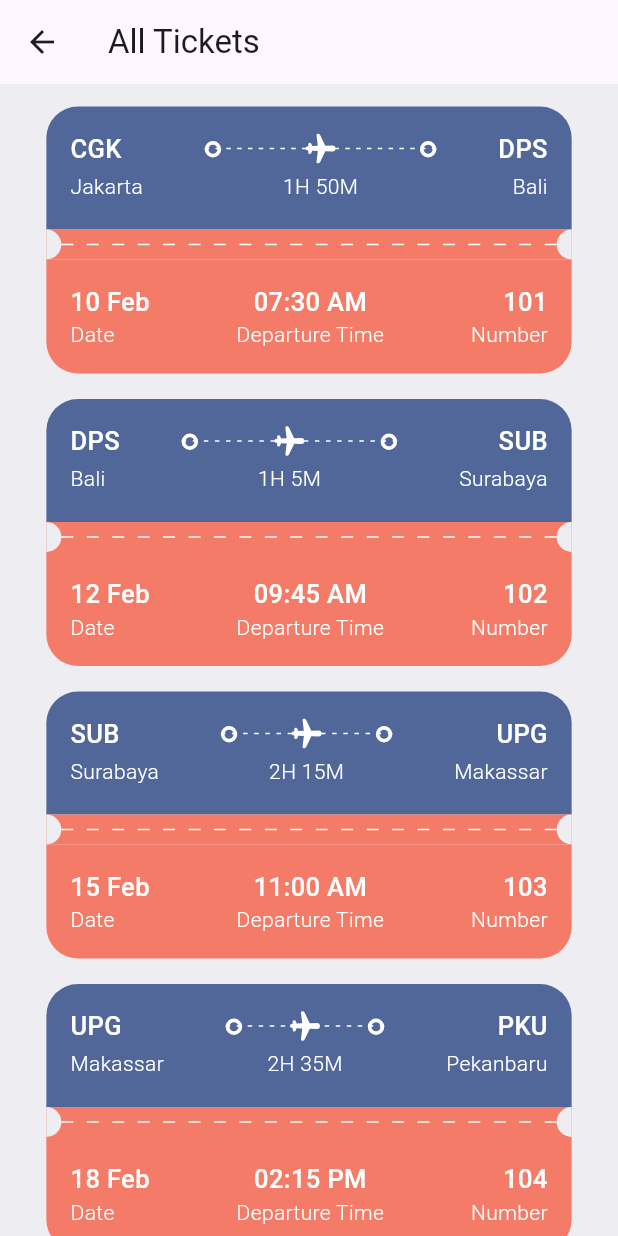
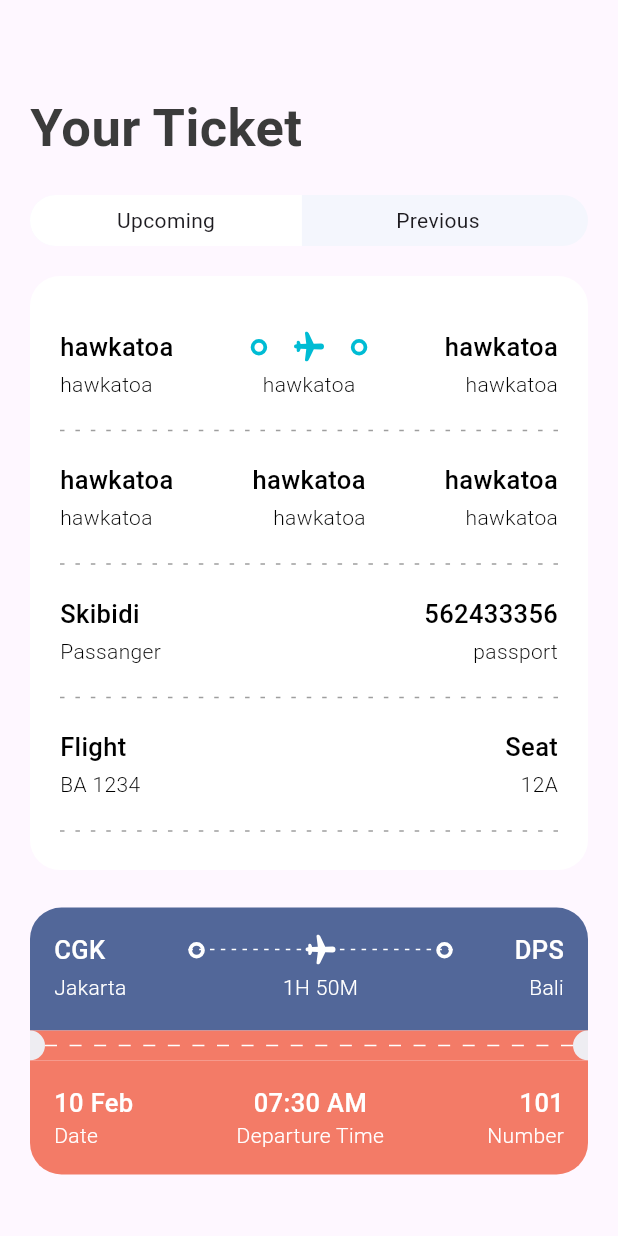
Before and after one commit to DerylFeyza/ticket_app, a Flutter app: the TicketScreen screen opened directly, on a phone screen of 412 x 824 dp. Run offline on Flutter 3.47's test engine with Material 3 defaults, Android fonts, the phone set to English and light mode, and no system bars; our stand-ins replace fluentui_icons.

Commit message:
feat: ticket screen

```diff
--- a/lib/main.dart
+++ b/lib/main.dart
@@ -15,7 +15,7 @@ class MyApp extends StatelessWidget {
     return MaterialApp(
       routes: {
         '/': (context) => BottomNavBar(),
-        'all_tickets': (context) => TicketScreen()
+        'all_tickets': (context) => TicketsScreen()
       },
     );
   }
--- a/lib/pages/search/search_screen.dart
+++ b/lib/pages/search/search_screen.dart
@@ -1,6 +1,6 @@
 import 'package:flutter/material.dart';
 import 'package:ticket_app/pages/search/widgets/find_button.dart';
-import 'package:ticket_app/pages/search/widgets/search_tabs.dart';
+import 'package:ticket_app/widgets/tabs_widget.dart';
 import 'package:ticket_app/pages/search/widgets/text_bubble.dart';
 import 'package:ticket_app/res/media.dart';
 import 'package:ticket_app/res/styles/app_styles.dart';
@@ -27,7 +27,10 @@ class SearchScreen extends StatelessWidget {
           SizedBox(
             height: 20,
           ),
-          SearchTabs(),
+          TabsWidget(
+            leftText: "Airplane Tickets",
+            rightText: "Hotels",
+          ),
           SizedBox(
             height: 25,
           ),
--- a/lib/pages/search/widgets/search_tabs.dart
+++ /dev/null
@@ -1,39 +0,0 @@
-import 'package:flutter/material.dart';
-import '../../../res/styles/app_styles.dart';
-
-class SearchTabs extends StatelessWidget {
-  const SearchTabs({super.key});
-
-  @override
-  Widget build(BuildContext context) {
-    final screen = MediaQuery.of(context).size;
-    return Container(
-      decoration: BoxDecoration(
-        borderRadius: BorderRadius.circular(50),
-        color: AppStyles.brandWhite,
-      ),
-      child: Row(
-        children: [
-          Container(
-            padding: EdgeInsets.symmetric(vertical: 7),
-            width: screen.width * 0.44,
-            decoration: BoxDecoration(
-                color: Colors.white,
-                borderRadius:
-                    BorderRadius.horizontal(left: Radius.circular(50))),
-            child: Center(child: Text('Airline Tickets')),
-          ),
-          Container(
-            padding: EdgeInsets.symmetric(vertical: 7),
-            width: screen.width * 0.44,
-            decoration: BoxDecoration(
-                color: Colors.transparent,
-                borderRadius:
-                    BorderRadius.horizontal(right: Radius.circular(50))),
-            child: Center(child: Text('Hotels')),
-          ),
-        ],
-      ),
-    );
-  }
-}
--- /dev/null
+++ b/lib/pages/ticket/ticket_screen.dart
@@ -0,0 +1,289 @@
+import 'package:fluentui_icons/fluentui_icons.dart';
+import 'package:flutter/material.dart';
+import 'package:ticket_app/res/data/json_data.dart';
+import 'package:ticket_app/res/styles/app_styles.dart';
+import 'package:ticket_app/widgets/app_layoutbuilder.dart';
+import 'package:ticket_app/widgets/icons/dot_icon.dart';
+import 'package:ticket_app/widgets/tabs_widget.dart';
+import 'package:ticket_app/widgets/text_style_ticket.dart';
+import 'package:ticket_app/widgets/ticket_card.dart';
+
+class TicketScreen extends StatelessWidget {
+  const TicketScreen({super.key});
+
+  @override
+  Widget build(BuildContext context) {
+    final screen = MediaQuery.of(context).size;
+    return Scaffold(
+      body: ListView(
+        padding: EdgeInsets.all(20),
+        children: [
+          SizedBox(
+            height: 40,
+          ),
+          Text(
+            "Your Ticket",
+            style: AppStyles.headlineStyle1.copyWith(fontSize: 35),
+          ),
+          SizedBox(
+            height: 20,
+          ),
+          TabsWidget(leftText: "Upcoming", rightText: "Previous"),
+          SizedBox(
+            height: 20,
+          ),
+          Container(
+            decoration: BoxDecoration(
+                color: Colors.white, borderRadius: BorderRadius.circular(20)),
+            padding: EdgeInsets.all(20),
+            child: Column(
+              children: [
+                row1(screen),
+                SizedBox(
+                  height: 12,
+                  child: AppLayoutBuilder(
+                    color: Colors.grey,
+                    divider: 10,
+                  ),
+                ),
+                row2(screen),
+                SizedBox(
+                  height: 12,
+                  child: AppLayoutBuilder(
+                    color: Colors.grey,
+                    divider: 10,
+                  ),
+                ),
+                rowContainer(
+                    leftHeader: "Skibidi",
+                    leftValue: "Passanger",
+                    rightHeader: "562433356",
+                    rightValue: "passport"),
+                SizedBox(
+                  height: 12,
+                  child: AppLayoutBuilder(
+                    color: Colors.grey,
+                    divider: 10,
+                  ),
+                ),
+                rowContainer(
+                    leftHeader: "Flight",
+                    leftValue: "BA 1234",
+                    rightHeader: "Seat",
+                    rightValue: "12A"),
+                SizedBox(
+                  height: 12,
+                  child: AppLayoutBuilder(
+                    color: Colors.grey,
+                    divider: 10,
+                  ),
+                ),
+              ],
+            ),
+          ),
+          SizedBox(
+            height: 25,
+          ),
+          TicketCard(ticket: ticketList[0]),
+        ],
+      ),
+    );
+  }
+
+  Container rowContainer(
+      {required String leftHeader,
+      required String leftValue,
+      required String rightHeader,
+      required String rightValue}) {
+    return Container(
+      padding: EdgeInsets.symmetric(vertical: 15),
+      child: Row(
+        mainAxisAlignment: MainAxisAlignment.spaceBetween,
+        children: [
+          Column(
+            crossAxisAlignment: CrossAxisAlignment.start,
+            children: [
+              TextStyleTicket(
+                text: leftHeader,
+                textStyle: AppStyles.headlineStyle3,
+                color: Colors.black,
+              ),
+              SizedBox(
+                height: 3,
+              ),
+              TextStyleTicket(
+                text: leftValue,
+                color: Colors.black,
+              ),
+            ],
+          ),
+          Column(
+            crossAxisAlignment: CrossAxisAlignment.end,
+            children: [
+              TextStyleTicket(
+                text: rightHeader,
+                textStyle: AppStyles.headlineStyle3,
+                color: Colors.black,
+              ),
+              SizedBox(
+                height: 3,
+              ),
+              TextStyleTicket(
+                text: rightValue,
+                color: Colors.black,
+              ),
+            ],
+          ),
+        ],
+      ),
+    );
+  }
+
+  Container row1(Size screen) {
+    return Container(
+      padding: EdgeInsets.symmetric(vertical: 15),
+      child: Row(
+        children: [
+          Column(
+            crossAxisAlignment: CrossAxisAlignment.start,
+            children: [
+              TextStyleTicket(
+                text: "hawkatoa",
+                textStyle: AppStyles.headlineStyle3,
+                color: Colors.black,
+              ),
+              SizedBox(
+                height: 3,
+              ),
+              TextStyleTicket(
+                text: "hawkatoa",
+                color: Colors.black,
+              ),
+            ],
+          ),
+          SizedBox(
+            width: screen.width * 0.125,
+          ),
+          Expanded(
+            child: Column(
+              children: [
+                Stack(
+                  children: [
+                    Container(
+                      padding: EdgeInsets.only(top: 7),
+                      child: Row(
+                          mainAxisAlignment: MainAxisAlignment.spaceBetween,
+                          children: [
+                            DotIcon(
+                              color: Colors.cyan,
+                            ),
+                            DotIcon(
+                              color: Colors.cyan,
+                            ),
+                          ]),
+                    ),
+                    Center(
+                      child: Icon(
+                        FluentSystemIcons.ic_fluent_airplane_filled,
+                        color: Colors.cyan,
+                      ),
+                    ),
+                  ],
+                ),
+                SizedBox(
+                  height: 3,
+                ),
+                TextStyleTicket(
+                  text: "hawkatoa",
+                  color: Colors.black,
+                ),
+              ],
+            ),
+          ),
+          SizedBox(
+            width: screen.width * 0.125,
+          ),
+          Column(
+            crossAxisAlignment: CrossAxisAlignment.end,
+            children: [
+              TextStyleTicket(
+                text: "hawkatoa",
+                textStyle: AppStyles.headlineStyle3,
+                color: Colors.black,
+              ),
+              SizedBox(
+                height: 3,
+              ),
+              TextStyleTicket(
+                text: "hawkatoa",
+                color: Colors.black,
+              ),
+            ],
+          ),
+        ],
+      ),
+    );
+  }
+
+  Container row2(Size screen) {
+    return Container(
+      padding: EdgeInsets.symmetric(vertical: 15),
+      child: Row(
+        mainAxisAlignment: MainAxisAlignment.spaceBetween,
+        children: [
+          Column(
+            crossAxisAlignment: CrossAxisAlignment.start,
+            children: [
+              TextStyleTicket(
+                text: "hawkatoa",
+                textStyle: AppStyles.headlineStyle3,
+                color: Colors.black,
+              ),
+              SizedBox(
+                height: 3,
+              ),
+              TextStyleTicket(
+                text: "hawkatoa",
+                color: Colors.black,
+              ),
+            ],
+          ),
+          Column(
+            crossAxisAlignment: CrossAxisAlignment.end,
+            children: [
+              TextStyleTicket(
+                text: "hawkatoa",
+                textStyle: AppStyles.headlineStyle3,
+                color: Colors.black,
+              ),
+              SizedBox(
+                height: 3,
+              ),
+              TextStyleTicket(
+                text: "hawkatoa",
+                color: Colors.black,
+              ),
+            ],
+          ),
+          Column(
+            crossAxisAlignment: CrossAxisAlignment.end,
+            children: [
+              TextStyleTicket(
+                text: "hawkatoa",
+                textStyle: AppStyles.headlineStyle3,
+                color: Colors.black,
+              ),
+              SizedBox(
+                height: 3,
+              ),
+              TextStyleTicket(
+                text: "hawkatoa",
+                color: Colors.black,
+              ),
+            ],
+          ),
+        ],
+      ),
+    );
+  }
+}
--- a/lib/pages/tickets_screen.dart
+++ b/lib/pages/tickets_screen.dart
@@ -3,8 +3,8 @@ import 'package:ticket_app/res/data/json_data.dart';
 import 'package:ticket_app/res/styles/app_styles.dart';
 import 'package:ticket_app/widgets/ticket_card.dart';
 
-class TicketScreen extends StatelessWidget {
-  const TicketScreen({super.key});
+class TicketsScreen extends StatelessWidget {
+  const TicketsScreen({super.key});
 
   @override
   Widget build(BuildContext context) {
--- a/lib/widgets/app_layoutbuilder.dart
+++ b/lib/widgets/app_layoutbuilder.dart
@@ -1,8 +1,13 @@
 import 'package:flutter/material.dart';
 
 class AppLayoutBuilder extends StatelessWidget {
-  const AppLayoutBuilder({super.key, required this.divider, this.width = 3});
+  const AppLayoutBuilder(
+      {super.key,
+      required this.divider,
+      this.width = 3,
+      this.color = Colors.white});
   final int divider;
+  final Color color;
   final double width;
   @override
   Widget build(BuildContext context) {
@@ -18,7 +23,7 @@ class AppLayoutBuilder extends StatelessWidget {
                     width: width,
                     child: DecoratedBox(
                         decoration: BoxDecoration(
-                      color: Colors.white,
+                      color: color,
                     )),
                   )));
     });
--- a/lib/widgets/icons/dot_icon.dart
+++ b/lib/widgets/icons/dot_icon.dart
@@ -1,14 +1,15 @@
 import 'package:flutter/material.dart';
 
 class DotIcon extends StatelessWidget {
-  const DotIcon({super.key});
+  final Color color;
+  const DotIcon({super.key, required this.color});
 
   @override
   Widget build(BuildContext context) {
     return Container(
       padding: EdgeInsets.all(3),
       decoration: BoxDecoration(
-          border: Border.all(color: Colors.white, width: 2.5),
+          border: Border.all(color: color, width: 2.5),
           borderRadius: BorderRadius.circular(20)),
     );
   }
--- a/lib/widgets/nav_widget.dart
+++ b/lib/widgets/nav_widget.dart
@@ -2,6 +2,7 @@ import 'package:fluentui_icons/fluentui_icons.dart';
 import 'package:flutter/material.dart';
 import 'package:ticket_app/pages/home_screen.dart';
 import 'package:ticket_app/pages/search/search_screen.dart';
+import 'package:ticket_app/pages/ticket/ticket_screen.dart';
 
 class BottomNavBar extends StatefulWidget {
   const BottomNavBar({super.key});
@@ -21,7 +22,7 @@ class _BottomNavBarState extends State<BottomNavBar> {
   final appScreens = [
     const HomeScreen(),
     const SearchScreen(),
-    const Text('Tickets'),
+    const TicketScreen(),
     const Text('Profile'),
   ];
 
--- /dev/null
+++ b/lib/widgets/tabs_widget.dart
@@ -0,0 +1,79 @@
+import 'package:flutter/material.dart';
+import '../res/styles/app_styles.dart';
+
+class TabsWidget extends StatefulWidget {
+  final String leftText;
+  final String rightText;
+  final bool initialIsLeftSelected;
+
+  const TabsWidget({
+    super.key,
+    required this.leftText,
+    required this.rightText,
+    this.initialIsLeftSelected = true,
+  });
+
+  @override
+  State<TabsWidget> createState() => _TabsWidgetState();
+}
+
+class _TabsWidgetState extends State<TabsWidget> {
+  late bool isLeftSelected;
+
+  @override
+  void initState() {
+    super.initState();
+    isLeftSelected = widget.initialIsLeftSelected;
+  }
+
+  @override
+  Widget build(BuildContext context) {
+    final screen = MediaQuery.of(context).size;
+    return Container(
+      decoration: BoxDecoration(
+        borderRadius: BorderRadius.circular(50),
+        color: AppStyles.brandWhite,
+      ),
+      child: Row(
+        children: [
+          GestureDetector(
+            onTap: () {
+              setState(() {
+                isLeftSelected = true;
+              });
+            },
+            child: Container(
+              padding: const EdgeInsets.symmetric(vertical: 7),
+              width: screen.width * 0.44,
+              decoration: BoxDecoration(
+                color: isLeftSelected ? Colors.white : Colors.transparent,
+                borderRadius: const BorderRadius.horizontal(
+                  left: Radius.circular(50),
+                ),
+              ),
+              child: Center(child: Text(widget.leftText)),
+            ),
+          ),
+          GestureDetector(
+            onTap: () {
+              setState(() {
+                isLeftSelected = false;
+              });
+            },
+            child: Container(
+              padding: const EdgeInsets.symmetric(vertical: 7),
+              width: screen.width * 0.44,
+              decoration: BoxDecoration(
+                color: isLeftSelected ? Colors.transparent : Colors.white,
+                borderRadius: const BorderRadius.horizontal(
+                  right: Radius.circular(50),
+                ),
+              ),
+              child: Center(child: Text(widget.rightText)),
+            ),
+          ),
+        ],
+      ),
+    );
+  }
+}
--- a/lib/widgets/text_style_ticket.dart
+++ b/lib/widgets/text_style_ticket.dart
@@ -5,12 +5,14 @@ class TextStyleTicket extends StatelessWidget {
   final String text;
   final TextAlign align;
   final TextStyle? textStyle;
+  final Color color;
 
   const TextStyleTicket(
       {super.key,
       required this.text,
       this.align = TextAlign.start,
-      this.textStyle});
+      this.textStyle,
+      this.color = Colors.white});
 
   @override
   Widget build(BuildContext context) {
@@ -19,7 +21,7 @@ class TextStyleTicket extends StatelessWidget {
     return Text(
       text,
       textAlign: align,
-      style: style.copyWith(color: Colors.white),
+      style: style.copyWith(color: color),
     );
   }
 }
--- a/lib/widgets/ticket_card.dart
+++ b/lib/widgets/ticket_card.dart
@@ -56,8 +56,8 @@ class TicketCard extends StatelessWidget {
                                     mainAxisAlignment:
                                         MainAxisAlignment.spaceBetween,
                                     children: [
-                                      DotIcon(),
-                                      DotIcon(),
+                                      DotIcon(color: Colors.white),
+                                      DotIcon(color: Colors.white),
                                     ]),
                               ),
                               SizedBox(
```
